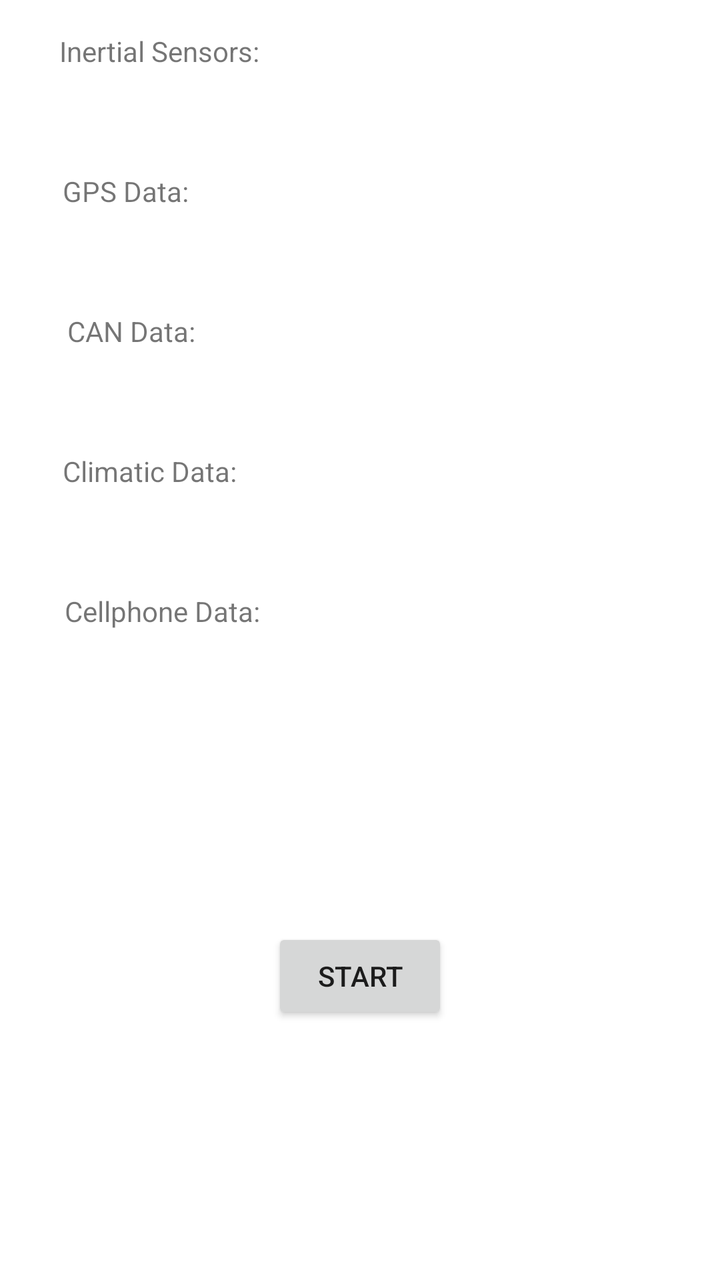
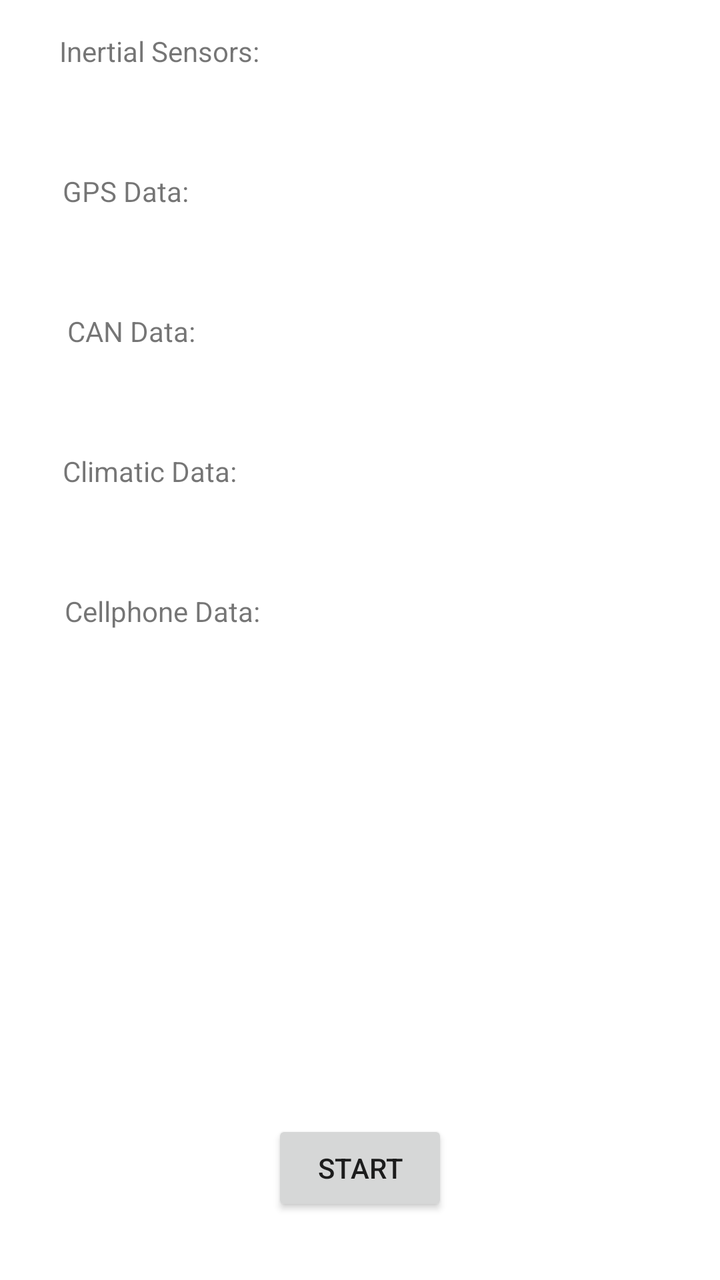

The first picture is an Android layout as it rendered before a commit; the second is the same layout after the commit. The layout source and the unified diff follow.
<!-- AndroidManifest.xml: application theme Theme.Moview_v1 -->
<!-- res/layout/activity_main.xml -->
<?xml version="1.0" encoding="utf-8"?>
<androidx.constraintlayout.widget.ConstraintLayout xmlns:android="http://schemas.android.com/apk/res/android"
    xmlns:app="http://schemas.android.com/apk/res-auto"
    xmlns:tools="http://schemas.android.com/tools"
    android:layout_width="match_parent"
    android:layout_height="match_parent"
    tools:context=".MainActivity">

    <TextView
        android:id="@+id/textview_lbMag3"
        android:layout_width="wrap_content"
        android:layout_height="wrap_content"
        android:layout_marginTop="24dp"
        android:text="@string/cellphone"
        app:layout_constraintEnd_toEndOf="parent"
        app:layout_constraintHorizontal_bias="0.123"
        app:layout_constraintStart_toStartOf="parent"
        app:layout_constraintTop_toBottomOf="@+id/magnetometer_text_view2" />

    <TextView
        android:id="@+id/cellphone_text_view"
        android:layout_width="wrap_content"
        android:layout_height="wrap_content"
        android:layout_marginTop="8dp"
        android:text="@string/cellphoneValue"
        app:layout_constraintEnd_toEndOf="parent"
        app:layout_constraintHorizontal_bias="0.121"
        app:layout_constraintStart_toStartOf="parent"
        app:layout_constraintTop_toBottomOf="@+id/textview_lbMag3" />

    <TextView
        android:id="@+id/textview_lbMag2"
        android:layout_width="wrap_content"
        android:layout_height="wrap_content"
        android:layout_marginTop="24dp"
        android:text="@string/climatic"
        app:layout_constraintEnd_toEndOf="parent"
        app:layout_constraintHorizontal_bias="0.115"
        app:layout_constraintStart_toStartOf="parent"
        app:layout_constraintTop_toBottomOf="@+id/can_text_view" />

    <TextView
        android:id="@+id/magnetometer_text_view2"
        android:layout_width="wrap_content"
        android:layout_height="wrap_content"
        android:layout_marginTop="8dp"
        android:text="@string/climaticValue"
        app:layout_constraintEnd_toEndOf="parent"
        app:layout_constraintHorizontal_bias="0.114"
        app:layout_constraintStart_toStartOf="parent"
        app:layout_constraintTop_toBottomOf="@+id/textview_lbMag2" />

    <TextView
        android:id="@+id/textview_lbGyro"
        android:layout_width="wrap_content"
        android:layout_height="wrap_content"
        android:layout_marginTop="24dp"
        android:text="@string/gps"
        app:layout_constraintEnd_toEndOf="parent"
        app:layout_constraintHorizontal_bias="0.105"
        app:layout_constraintStart_toStartOf="parent"
        app:layout_constraintTop_toBottomOf="@+id/inertial_text_view" />

    <TextView
        android:id="@+id/textview_lbMag"
        android:layout_width="wrap_content"
        android:layout_height="wrap_content"
        android:layout_marginTop="24dp"
        android:text="@string/can"
        app:layout_constraintEnd_toEndOf="parent"
        app:layout_constraintHorizontal_bias="0.114"
        app:layout_constraintStart_toStartOf="parent"
        app:layout_constraintTop_toBottomOf="@+id/gps_text_view" />

    <TextView
        android:id="@+id/can_text_view"
        android:layout_width="wrap_content"
        android:layout_height="wrap_content"
        android:layout_marginTop="8dp"
        android:text="@string/canValue"
        app:layout_constraintEnd_toEndOf="parent"
        app:layout_constraintHorizontal_bias="0.114"
        app:layout_constraintStart_toStartOf="parent"
        app:layout_constraintTop_toBottomOf="@+id/textview_lbMag" />

    <TextView
        android:id="@+id/gps_text_view"
        android:layout_width="wrap_content"
        android:layout_height="wrap_content"
        android:layout_marginTop="8dp"
        android:text="@string/gpsValue"
        app:layout_constraintEnd_toEndOf="parent"
        app:layout_constraintHorizontal_bias="0.107"
        app:layout_constraintStart_toStartOf="parent"
        app:layout_constraintTop_toBottomOf="@+id/textview_lbGyro" />

    <TextView
        android:id="@+id/textview_lbAccel"
        android:layout_width="wrap_content"
        android:layout_height="wrap_content"
        android:layout_marginTop="16dp"
        android:text="@string/sensors"
        app:layout_constraintEnd_toEndOf="parent"
        app:layout_constraintHorizontal_bias="0.114"
        app:layout_constraintStart_toStartOf="parent"
        app:layout_constraintTop_toTopOf="parent" />


    <TextView
        android:id="@+id/inertial_text_view"
        android:layout_width="wrap_content"
        android:layout_height="wrap_content"
        android:layout_marginTop="8dp"
        android:text="@string/sensorsValue"
        app:layout_constraintEnd_toEndOf="parent"
        app:layout_constraintHorizontal_bias="0.107"
        app:layout_constraintStart_toStartOf="parent"
        app:layout_constraintTop_toBottomOf="@+id/textview_lbAccel" />

    <Button
        android:id="@+id/btn_start"
        android:layout_width="wrap_content"
        android:layout_height="wrap_content"
        android:layout_marginBottom="128dp"
        android:text="@string/btnStart"
        app:layout_constraintBottom_toBottomOf="parent"
        app:layout_constraintEnd_toEndOf="parent"
        app:layout_constraintStart_toStartOf="parent" />


</androidx.constraintlayout.widget.ConstraintLayout>
<!-- resources referenced by this layout -->
<resources>
  <string name="btnStart">Start</string>
  <string name="can">CAN Data:</string>
  <string name="canValue" />
  <string name="cellphone">Cellphone Data:</string>
  <string name="cellphoneValue" />
  <string name="climatic">Climatic Data:</string>
  <string name="climaticValue" />
  <string name="gps">GPS Data:</string>
  <string name="gpsValue" />
  <string name="sensors">Inertial Sensors:</string>
  <string name="sensorsValue" />
  <style name="Theme.Moview_v1" parent="Theme.MaterialComponents.DayNight.DarkActionBar">
          
          <item name="colorPrimary">@color/purple_500</item>
          <item name="colorPrimaryVariant">@color/purple_700</item>
          <item name="colorOnPrimary">@color/white</item>
          
          <item name="colorSecondary">@color/teal_200</item>
          <item name="colorSecondaryVariant">@color/teal_700</item>
          <item name="colorOnSecondary">@color/black</item>
          
          <item name="android:statusBarColor" tools:targetApi="l">?attr/colorPrimaryVariant</item>
          
      </style>
  <color name="purple_500">#FF6200EE</color>
  <color name="purple_700">#FF3700B3</color>
  <color name="white">#FFFFFFFF</color>
  <color name="teal_200">#FF03DAC5</color>
  <color name="teal_700">#FF018786</color>
  <color name="black">#FF000000</color>
</resources>

<!-- the commit's change to res/layout/activity_main.xml (unified diff, before → after) -->
@@ -121,7 +121,7 @@
         android:id="@+id/btn_start"
         android:layout_width="wrap_content"
         android:layout_height="wrap_content"
-        android:layout_marginBottom="128dp"
+        android:layout_marginBottom="32dp"
         android:text="@string/btnStart"
         app:layout_constraintBottom_toBottomOf="parent"
         app:layout_constraintEnd_toEndOf="parent"
